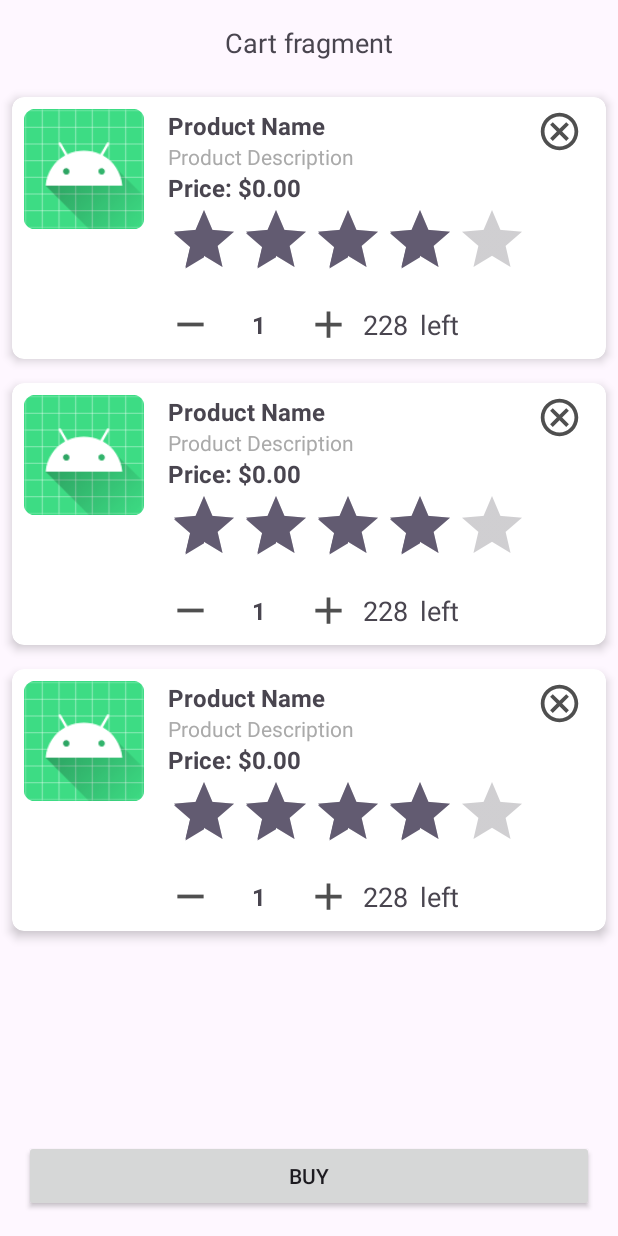
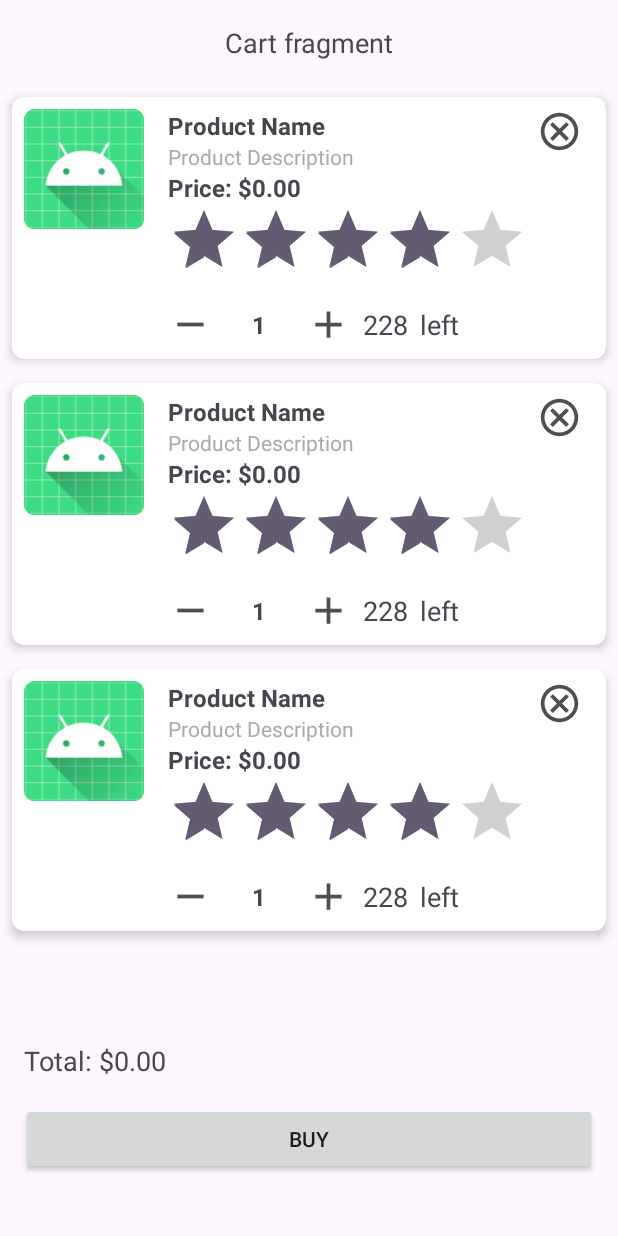
Before and after one commit to NeShkApp/MallProject, an Android app: the layout fragment_cart.xml on its own in the app's theme, with its tools: preview values and no code run, on a phone screen of 412 x 824 dp. Run offline under Robolectric (Android 15) with nearby library versions, the phone set to English and light mode, and no system bars.

Commit message:
Added totalPriceUseCase, handled scenarios of getting user's cart products.

```diff
--- a/app/src/main/java/org/bohdan/mallproject/domain/repository/CartRepository.kt
+++ b/app/src/main/java/org/bohdan/mallproject/domain/repository/CartRepository.kt
@@ -8,5 +8,6 @@ interface CartRepository {
     suspend fun isItemInCart(shopItemId: String): Boolean
     suspend fun getCartItems(): List<ShopItem>
     suspend fun updateSelectedQuantity(shopItemId: String, quantity: Int)
+    suspend fun calculateTotalPrice(): Double
 
 }
--- a/app/src/main/java/org/bohdan/mallproject/presentation/adapters/CartAdapter.kt
+++ b/app/src/main/java/org/bohdan/mallproject/presentation/adapters/CartAdapter.kt
@@ -34,7 +34,11 @@ class CartAdapter : ListAdapter<ShopItem, CartAdapter.CartViewHolder>(ShopItemDi
 
     override fun onBindViewHolder(holder: CartViewHolder, position: Int) {
         val shopItem = getItem(position)
-        holder.bind(shopItem)
+        if (shopItem != null) {
+            holder.bind(shopItem)
+        } else {
+            Log.e("CartAdapter", "ShopItem is null at position $position")
+        }
     }
 
     class CartViewHolder(
--- a/app/src/main/res/layout/fragment_cart.xml
+++ b/app/src/main/res/layout/fragment_cart.xml
@@ -1,4 +1,3 @@
-<?xml version="1.0" encoding="utf-8"?>
 <androidx.constraintlayout.widget.ConstraintLayout xmlns:android="http://schemas.android.com/apk/res/android"
     xmlns:tools="http://schemas.android.com/tools"
     android:layout_width="match_parent"
@@ -22,18 +21,28 @@
         android:layout_width="match_parent"
         android:layout_height="0dp"
         android:layout_marginTop="16dp"
+        app:layoutManager="androidx.recyclerview.widget.LinearLayoutManager"
+        app:layout_constraintEnd_toEndOf="parent"
+        app:layout_constraintStart_toStartOf="parent"
         app:layout_constraintTop_toBottomOf="@id/fragmentName"
+        app:layout_constraintBottom_toTopOf="@id/totalPriceText"
+        tools:listitem="@layout/item_cart" />
+
+    <TextView
+        android:id="@+id/totalPriceText"
+        android:layout_width="wrap_content"
+        android:layout_height="wrap_content"
+        android:layout_margin="16dp"
+        android:text="Total: $0.00"
+        android:textSize="18sp"
         app:layout_constraintBottom_toTopOf="@+id/buttonCheckout"
-        app:layout_constraintStart_toStartOf="parent"
-        app:layout_constraintEnd_toEndOf="parent"
-        app:layoutManager="androidx.recyclerview.widget.LinearLayoutManager"
-        tools:listitem="@layout/item_cart" />
+        app:layout_constraintStart_toStartOf="parent" />
 
     <android.widget.Button
         android:id="@+id/buttonCheckout"
         android:layout_width="0dp"
         android:layout_height="wrap_content"
-        android:layout_margin="16dp"
+        android:layout_margin="14dp"
         android:text="Buy"
         app:layout_constraintBottom_toBottomOf="parent"
         app:layout_constraintEnd_toEndOf="parent"
```
Also changed, not shown: app/src/main/java/org/bohdan/mallproject/data/CartRepositoryImpl.kt (+20 -0 lines), app/src/main/java/org/bohdan/mallproject/domain/usecase/cart/CalculateTotalPriceUseCase.kt (added, +12 -0 lines), app/src/main/java/org/bohdan/mallproject/presentation/ui/cart/CartFragment.kt (+10 -0 lines), app/src/main/java/org/bohdan/mallproject/presentation/ui/item_details/ShopItemDetailsFragment.kt (+12 -0 lines), app/src/main/java/org/bohdan/mallproject/presentation/viewmodel/cart/CartViewModel.kt (+63 -9 lines), app/src/main/java/org/bohdan/mallproject/presentation/viewmodel/item_details/ShopItemDetailsViewModel.kt (+8 -1 lines).
